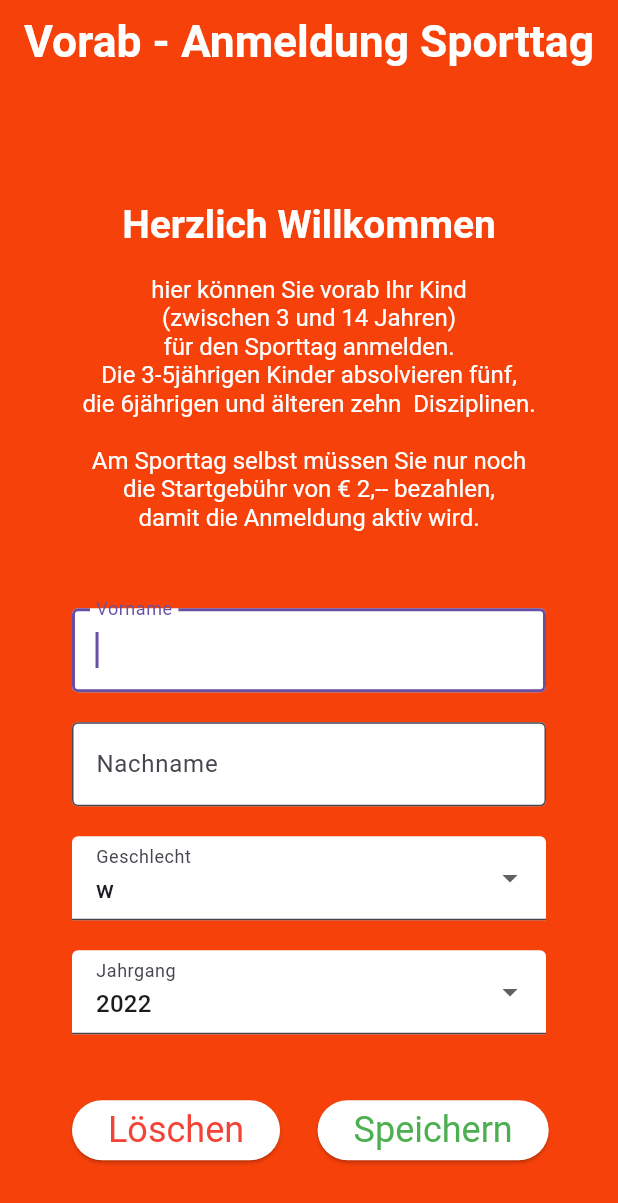
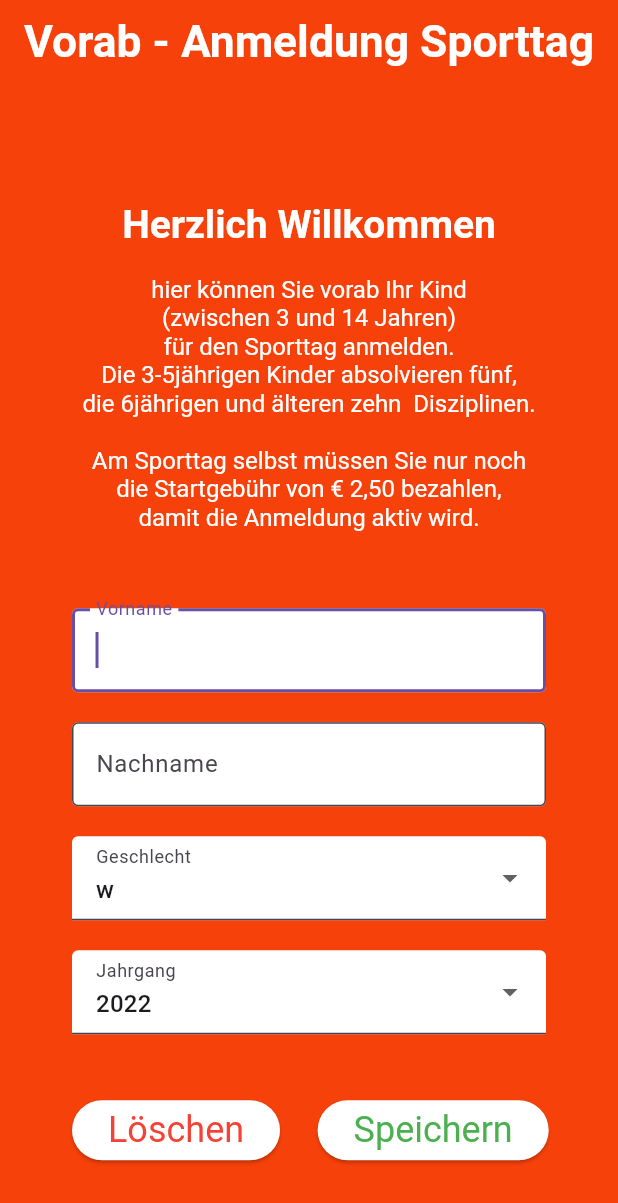
Before and after one commit to HoefiEsslingen/sporttag_wettkampfbuero, a Flutter app: the AnmeldenVorher screen opened directly, on a phone screen of 412 x 824 dp. Shown: the top 1203 px of the screen. Run offline on Flutter 3.47's test engine with Material 3 defaults, Android fonts, the phone set to English and light mode, and no system bars; our stand-ins replace logger, parse_server_sdk_flutter, qr_flutter, shared_preferences, web; missing offline and left inert: dart:ui_web; accounts and stored records are empty.

Commit message:
Gebühr angepasst

```diff
--- a/lib/src/anmelden_vorher.dart
+++ b/lib/src/anmelden_vorher.dart
@@ -85,7 +85,7 @@ class AnmeldenVorherState extends State<AnmeldenVorher> {
                           ),
                           TextSpan(
                             text:
-                                '''\nhier können Sie vorab Ihr Kind\n(zwischen 3 und 14 Jahren)\nfür den Sporttag anmelden.\nDie 3-5jährigen Kinder absolvieren fünf,\ndie 6jährigen und älteren zehn  Disziplinen.\n\nAm Sporttag selbst müssen Sie nur noch\ndie Startgebühr von € 2,-- bezahlen,\ndamit die Anmeldung aktiv wird.\n''',
+                                '''\nhier können Sie vorab Ihr Kind\n(zwischen 3 und 14 Jahren)\nfür den Sporttag anmelden.\nDie 3-5jährigen Kinder absolvieren fünf,\ndie 6jährigen und älteren zehn  Disziplinen.\n\nAm Sporttag selbst müssen Sie nur noch\ndie Startgebühr von € 2,50 bezahlen,\ndamit die Anmeldung aktiv wird.\n''',
                           ),
                         ],
                       ),
```
